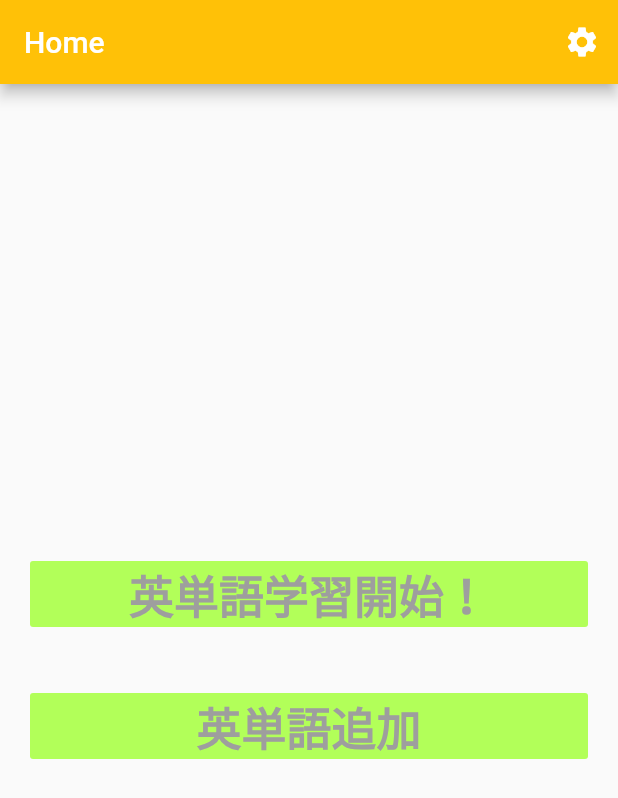
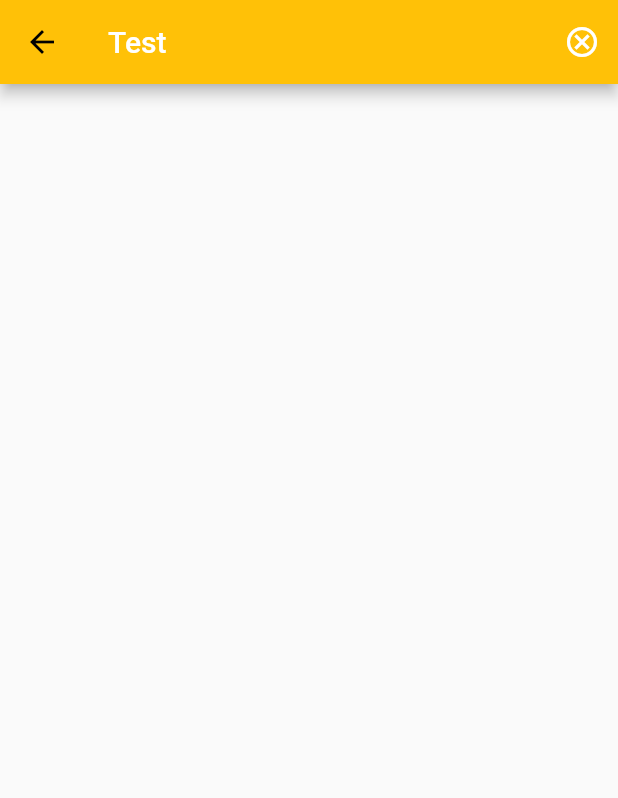
Before and after one commit to Mayakuwa/eitango_app, a Flutter app: the screen it shows after launch, after a tap on "英単語学習開始！", on a phone screen of 412 x 824 dp. Shown: the top 798 px of the screen. Run offline on Flutter 3.47's test engine with Material 2 defaults, Android fonts, the phone set to English and light mode, and no system bars.

Commit message:
add eitango_screen and eitngo logic

```diff
--- a/lib/main.dart
+++ b/lib/main.dart
@@ -1,4 +1,5 @@
 import 'package:eitango_app/screen/choose_screen.dart';
+import 'package:eitango_app/screen/eitango_test_screen.dart';
 import 'package:flutter/material.dart';
 
 void main() {
@@ -17,12 +18,13 @@ class MyApp extends StatelessWidget {
                 color: Colors.white
             )
         ),
-        primarySwatch: Colors.amber,
+        primaryColor: Colors.amber,
         accentColor: Colors.lightGreenAccent,
       ),
       home: ChooseScreen(),
       routes: {
-        ChooseScreen.routeName: (ctx) => ChooseScreen()
+        ChooseScreen.routeName: (ctx) => ChooseScreen(),
+        EitangoTestScreen.routeName: (ctx) => EitangoTestScreen()
       },
     );
   }
--- a/lib/screen/choose_screen.dart
+++ b/lib/screen/choose_screen.dart
@@ -1,5 +1,6 @@
 
 
+import 'package:eitango_app/screen/eitango_test_screen.dart';
 import 'package:flutter/material.dart';
 
 class ChooseScreen extends StatelessWidget {
@@ -25,7 +26,9 @@ class ChooseScreen extends StatelessWidget {
              child: Padding(
                padding: EdgeInsets.all(20.0),
                child: FlatButton(
-                 onPressed: () {},
+                 onPressed: () {
+                   Navigator.of(context).pushNamed(EitangoTestScreen.routeName);
+                 },
                  color: Theme.of(context).accentColor,
                  child: Text(
                    '英単語学習開始！',
--- /dev/null
+++ b/lib/screen/eitango_test_screen.dart
@@ -0,0 +1,24 @@
+import 'package:flutter/material.dart';
+
+class EitangoTestScreen extends StatefulWidget {
+  static const routeName= './eitango_test_screen';
+  @override
+  _EitangoTestScreenState createState() => _EitangoTestScreenState();
+}
+
+class _EitangoTestScreenState extends State<EitangoTestScreen> {
+  @override
+  Widget build(BuildContext context) {
+    return Scaffold(
+      appBar: AppBar(
+        title: Text('Test'),
+        actions: <Widget>[
+          IconButton(
+              icon: Icon(Icons.cancel_outlined, color: Colors.white),
+              onPressed: null
+          )
+        ],
+      ),
+    );
+  }
+}
```
Also changed, not shown: lib/brain/question_brain.dart (added, +43 -0 lines), lib/model/question.dart (added, +11 -0 lines).
